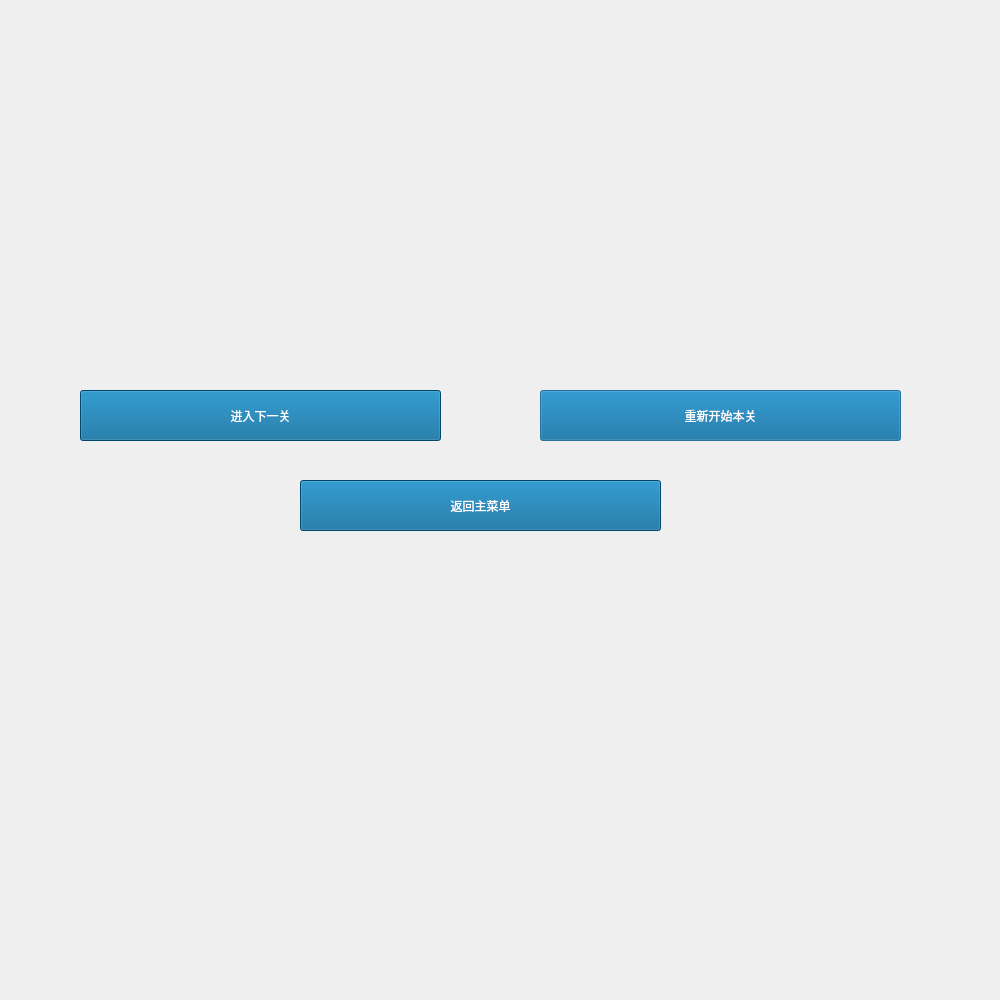
Before: the Qt Designer form firstwin.ui in JinxianRen/qtgame, drawn with Qt 5.
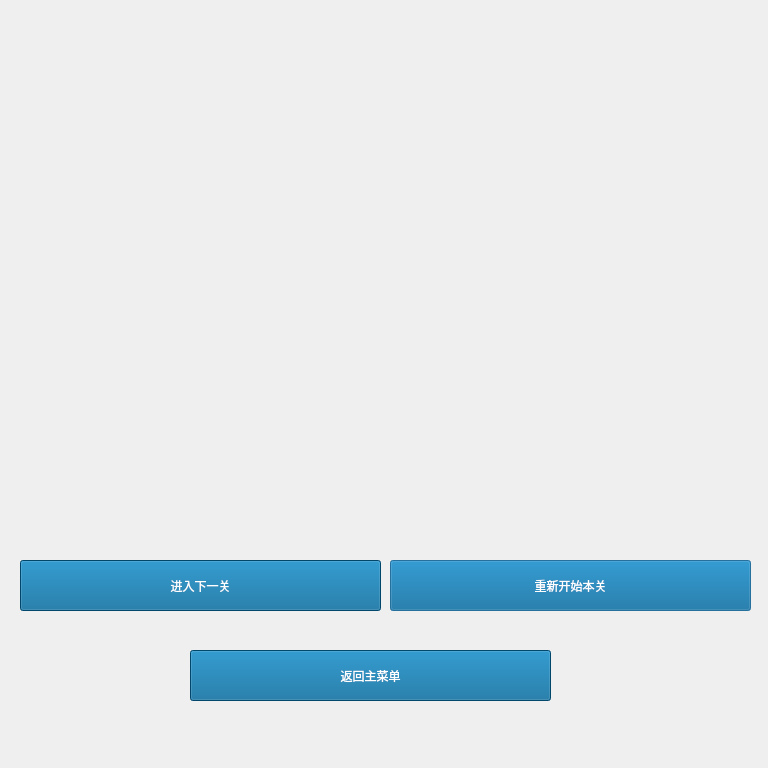
After: the same form once the commit is applied. Icons and pictures are not drawn.

Patch:
```diff
--- a/firstwin.ui
+++ b/firstwin.ui
@@ -6,18 +6,23 @@
    <rect>
     <x>0</x>
     <y>0</y>
-    <width>1000</width>
-    <height>1000</height>
+    <width>768</width>
+    <height>768</height>
    </rect>
   </property>
   <property name="windowTitle">
    <string>Dialog</string>
   </property>
+  <property name="styleSheet">
+   <string notr="true">QDialog{
+image:url(:/res/background1.png)
+}</string>
+  </property>
   <widget class="QPushButton" name="pushButton_2">
    <property name="geometry">
     <rect>
-     <x>300</x>
-     <y>480</y>
+     <x>190</x>
+     <y>650</y>
      <width>361</width>
      <height>51</height>
     </rect>
@@ -46,8 +51,8 @@
   <widget class="QPushButton" name="pushButton">
    <property name="geometry">
     <rect>
-     <x>540</x>
-     <y>390</y>
+     <x>390</x>
+     <y>560</y>
      <width>361</width>
      <height>51</height>
     </rect>
@@ -76,36 +81,11 @@
     <bool>true</bool>
    </property>
   </widget>
-  <widget class="QLabel" name="labe">
-   <property name="geometry">
-    <rect>
-     <x>-10</x>
-     <y>-80</y>
-     <width>1032</width>
-     <height>736</height>
-    </rect>
-   </property>
-   <property name="minimumSize">
-    <size>
-     <width>1032</width>
-     <height>736</height>
-    </size>
-   </property>
-   <property name="styleSheet">
-    <string notr="true">QLabel{
-image: url(:/res/Background10.png)
-}
-</string>
-   </property>
-   <property name="text">
-    <string/>
-   </property>
-  </widget>
   <widget class="QPushButton" name="pushButton_3">
    <property name="geometry">
     <rect>
-     <x>80</x>
-     <y>390</y>
+     <x>20</x>
+     <y>560</y>
      <width>361</width>
      <height>51</height>
     </rect>
```
Left out of the diff: 1 changed line with no effect on the pictures.
